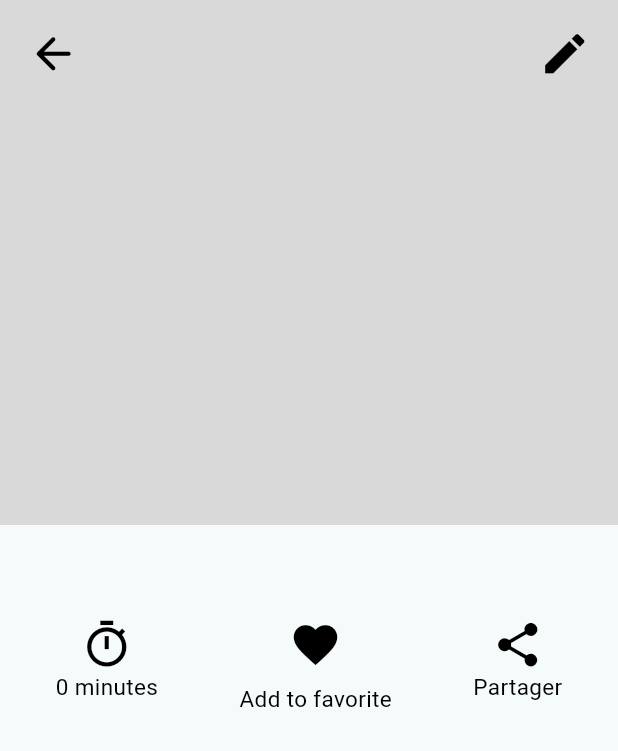
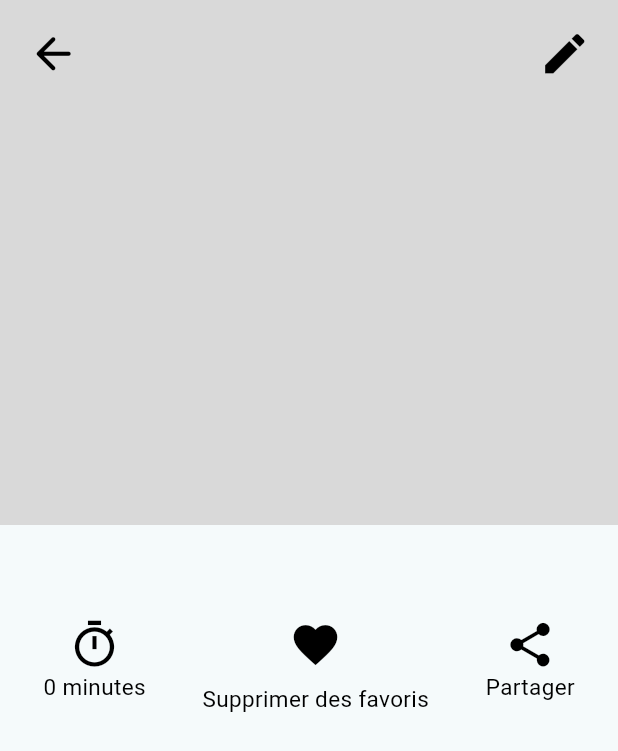
Before and after one commit to EstebanzG/recipes, a Flutter app: the DetailPage screen opened directly with empty values, after a tap on the "favorite outline" icon, on a phone screen of 412 x 824 dp. Shown: the top 751 px of the screen. Run offline on Flutter 3.47's test engine with Material 3 defaults, Android fonts, the phone set to English and light mode, and no system bars; our stand-ins replace drift, flutter_bloc, sqlite3_flutter_libs; missing offline and left inert: sqlite3; accounts and stored records are empty; generated files the repository leaves out were written again.

Commit message:
[ADD] delete recipe button

```diff
--- a/lib/src/repositories/ingredient_repository.dart
+++ b/lib/src/repositories/ingredient_repository.dart
@@ -1,6 +1,7 @@
 import 'package:drift/drift.dart';
 import 'package:recipes/data/database/database.dart';
 import 'package:recipes/data/dto/ingredient_detail_dto.dart';
+import 'package:recipes/data/dto/recipe_detail_dto.dart';
 import 'package:recipes/src/repositories/ingredient_repository_interface.dart';
 
 class IngredientRepository implements IIngredientRepository {
@@ -10,8 +11,9 @@ class IngredientRepository implements IIngredientRepository {
   }
 
   @override
-  Future<void> delete(int id) {
-    throw UnimplementedError();
+  Future<void> deleteAllIngredientFromRecipe(RecipeDetailDto recipeDetailDto) async {
+    database.ingredient.delete().where((ingredient) =>
+        ingredient.idRecipe.equals(recipeDetailDto.idRecipe ?? 0));
   }
 
   @override
--- a/lib/src/repositories/ingredient_repository_interface.dart
+++ b/lib/src/repositories/ingredient_repository_interface.dart
@@ -1,3 +1,5 @@
+import 'package:recipes/data/dto/recipe_detail_dto.dart';
+
 import '../../data/database/database.dart';
 import '../../data/dto/ingredient_detail_dto.dart';
 
@@ -6,5 +8,5 @@ abstract class IIngredientRepository {
   Future<List<IngredientData>>? getByRecipeId(int id);
   Future<void> insert(IngredientData ingredientData);
   Future<void> updates(List<IngredientDetailDto> recipes, int idRecipe);
-  Future<void> delete(int id);
+  Future<void> deleteAllIngredientFromRecipe(RecipeDetailDto recipeDetailDto);
 }
--- a/lib/src/repositories/recipe_repository_interface.dart
+++ b/lib/src/repositories/recipe_repository_interface.dart
@@ -6,6 +6,6 @@ abstract class IRecipeRepository {
   Future<RecipeData?> getOne(int id);
   Future<void> insert(RecipeData recipeData);
   Future<void> update(RecipeDetailDto recipe);
-  Future<void> delete(int id);
+  Future<void> delete(RecipeDetailDto recipe);
   Future<void> insertRecipeWithIngredients(RecipeDetailDto recipe);
 }
--- a/lib/src/services/recipe_service.dart
+++ b/lib/src/services/recipe_service.dart
@@ -27,6 +27,11 @@ class RecipeService {
         recipeDto.ingredients, recipeDto.idRecipe ?? 0);
   }
 
+  void deleteRecipe(RecipeDetailDto recipeDto) {
+    ingredientRepository.deleteAllIngredientFromRecipe(recipeDto);
+    recipeRepository.delete(recipeDto);
+  }
+
   RecipeDetailDto createRecipeDtoFromData(
       RecipeData recipe, List<IngredientData> ingredients) {
     return RecipeDetailDto(
--- a/lib/ui/pages/form.page.dart
+++ b/lib/ui/pages/form.page.dart
@@ -189,7 +189,7 @@ class _FormPageState extends State<FormPage> {
                         child: SizedBox(
                             height: 200,
                             child: ListView.builder(
-                              scrollDirection: Axis.horizontal,
+                              scrollDirection: Axis.vertical,
                               itemCount: ingredients.length,
                               itemBuilder: (BuildContext context, int index) {
                                 return Row(children: [
--- a/lib/ui/widget/detail_information.dart
+++ b/lib/ui/widget/detail_information.dart
@@ -20,20 +20,21 @@ class DetailInformation extends StatefulWidget {
 
 class _DetailInformationState extends State<DetailInformation> {
   final RecipeService recipeService = RecipeService();
+  late bool isFavorite = false;
   IconData favoriteIcon = Icons.favorite_border;
 
   @override
   void initState() {
     super.initState();
     setState(() {
-      favoriteIcon = widget.recipe.favorite ? Icons.favorite : Icons.favorite_border;
+      isFavorite = widget.recipe.favorite;
     });
   }
 
   void manageFavorite() {
     widget.recipe.favorite = !widget.recipe.favorite;
     setState(() {
-      favoriteIcon = widget.recipe.favorite ? Icons.favorite : Icons.favorite_border;
+      isFavorite = widget.recipe.favorite;
     });
     widget.recipesCubit.updateExistingRecipe(widget.recipe);
     recipeService.updateRecipe(widget.recipe);
@@ -93,15 +94,15 @@ class _DetailInformationState extends State<DetailInformation> {
                       manageFavorite();
                     },
                     icon: Icon(
-                      favoriteIcon,
+                      isFavorite ? Icons.favorite : Icons.favorite_border,
                       color: Colors.black,
                       size: 35.0,
                       semanticLabel: 'add to favorite',
                     ),
                   ),
-                  const Text(
-                    'Add to favorite',
-                    style: TextStyle(
+                  Text(
+                    isFavorite ? 'Supprimer des favoris' : 'Ajouter aux favoris',
+                    style: const TextStyle(
                       color: Colors.black,
                       fontSize: 15,
                       fontWeight: FontWeight.w400,
--- a/lib/ui/widget/ingredient_form.widget.dart
+++ b/lib/ui/widget/ingredient_form.widget.dart
@@ -32,10 +32,7 @@ class _IngredientFormState extends State<IngredientForm> {
 
   @override
   Widget build(BuildContext context) {
-    return SizedBox(
-      width: 180,
-      height: 200,
-      child: Column(
+    return Row(
       children: [
         TextFormField(
           controller: nameInputController,
@@ -69,7 +66,6 @@ class _IngredientFormState extends State<IngredientForm> {
           }).toList(),
         ),
       ],
-      ),
     );
   }
 
```
Also changed, not shown: lib/src/repositories/recipe_repository.dart (+5 -5 lines), lib/ui/cubit/recipes.cubit.dart (+10 -0 lines), lib/ui/widget/favorite_recipes.widget.dart (+7 -2 lines), lib/ui/widget/recipe_card.widget.dart (+9 -2 lines). Lines whose indentation alone changed are shown as unchanged.
